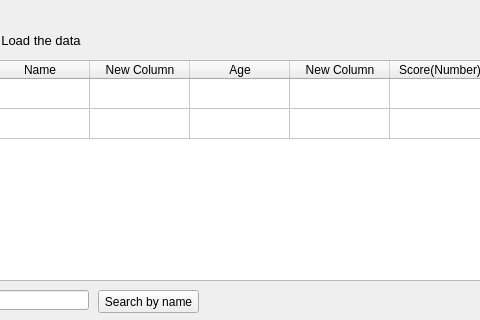
Sign-Languages-Recognition-System/workshop2, file Ui/StudentReport.ui: the form before one commit; both pictures show x 132 to 612 and y 0 to 320 of the 796 by 600 pixel window.
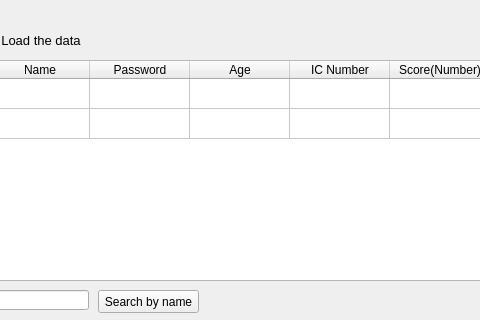
The form after the commit. Icons and pictures are not drawn.

Diff of the .ui file:
```diff
--- a/Ui/StudentReport.ui
+++ b/Ui/StudentReport.ui
@@ -79,7 +79,7 @@
     </column>
     <column>
      <property name="text">
-      <string>New Column</string>
+      <string>Password</string>
      </property>
     </column>
     <column>
@@ -89,7 +89,7 @@
     </column>
     <column>
      <property name="text">
-      <string>New Column</string>
+      <string>IC Number</string>
      </property>
     </column>
     <column>
```
